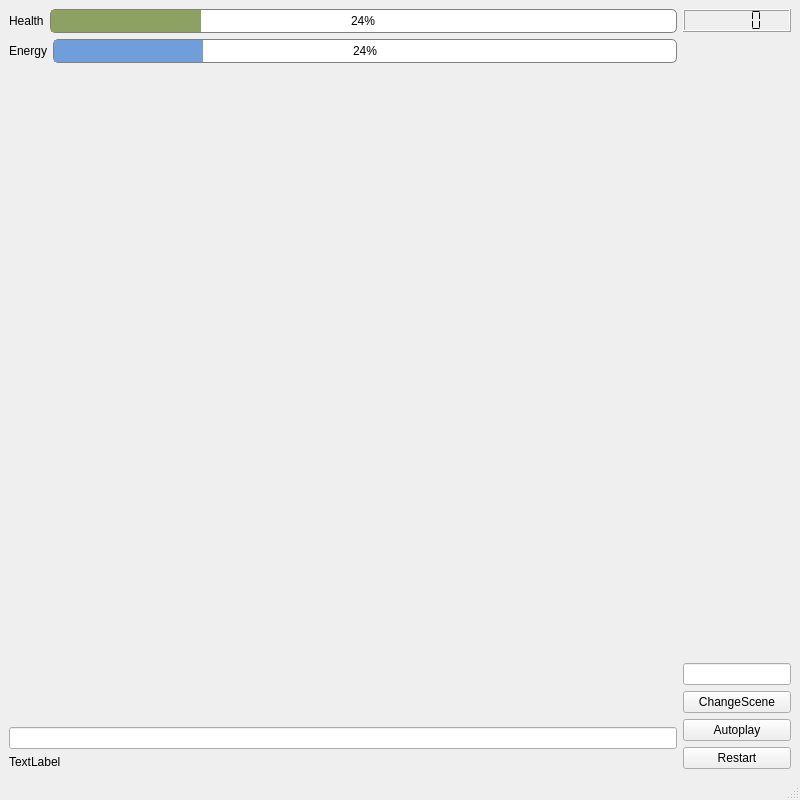
The window that final/mainwindow.ui (rickycaron/2020.12.MediaProcessing_MazeGame) describes before a commit, drawn with Qt 5.
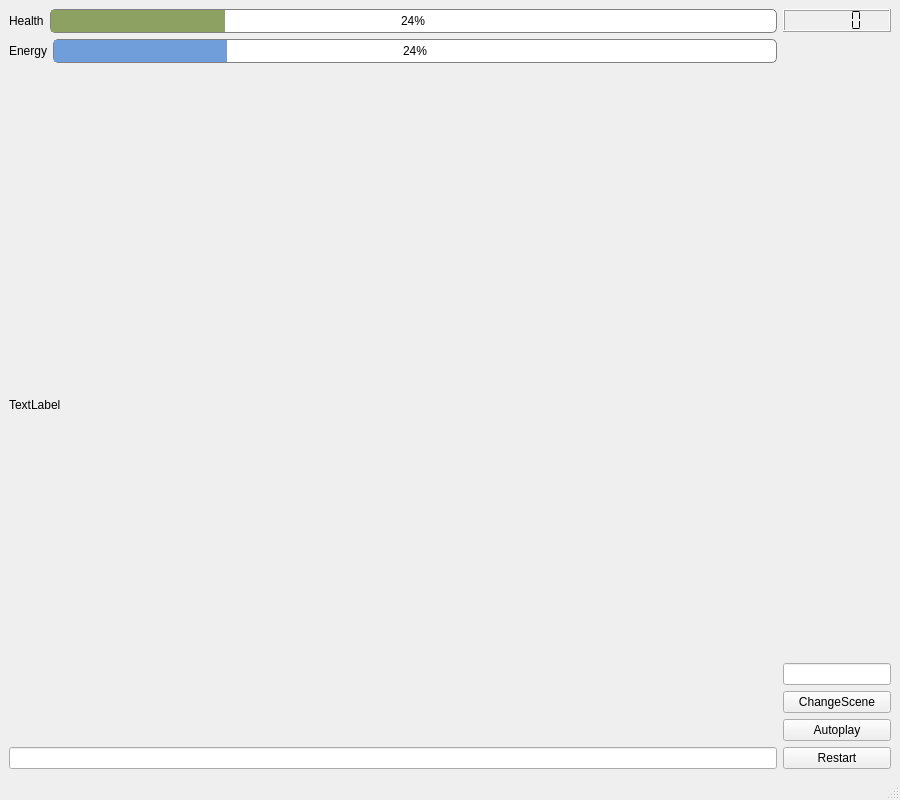
The same window after the commit.

```diff
--- a/final/mainwindow.ui
+++ b/final/mainwindow.ui
@@ -6,7 +6,7 @@
    <rect>
     <x>0</x>
     <y>0</y>
-    <width>800</width>
+    <width>900</width>
     <height>800</height>
    </rect>
   </property>
@@ -77,22 +77,6 @@
       <item>
        <layout class="QVBoxLayout" name="verticalLayout_gameW"/>
       </item>
-      <item>
-       <spacer name="verticalSpacer_2">
-        <property name="orientation">
-         <enum>Qt::Vertical</enum>
-        </property>
-        <property name="sizeHint" stdset="0">
-         <size>
-          <width>20</width>
-          <height>40</height>
-         </size>
-        </property>
-       </spacer>
-      </item>
-      <item>
-       <widget class="QLineEdit" name="lineEditCommand"/>
-      </item>
       <item>
        <widget class="QLabel" name="label">
         <property name="text">
@@ -100,6 +84,9 @@
         </property>
        </widget>
       </item>
+      <item>
+       <widget class="QLineEdit" name="lineEditCommand"/>
+      </item>
      </layout>
     </item>
     <item>
```
Left out of the diff: 4 changed lines with no effect on the pictures.
